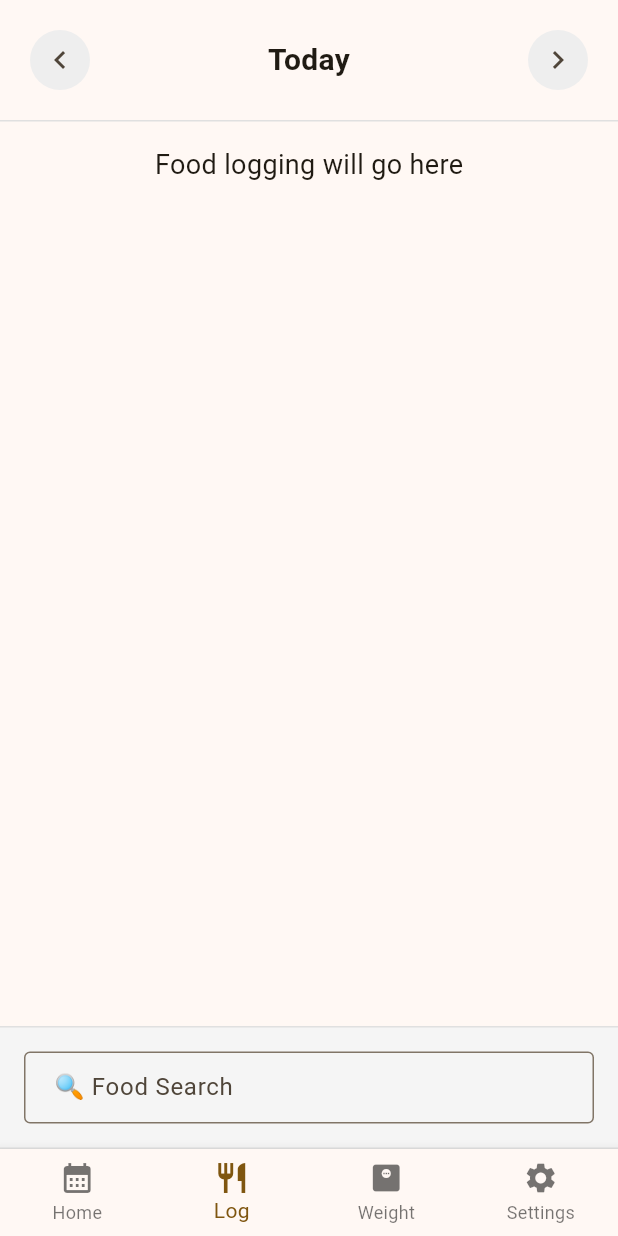
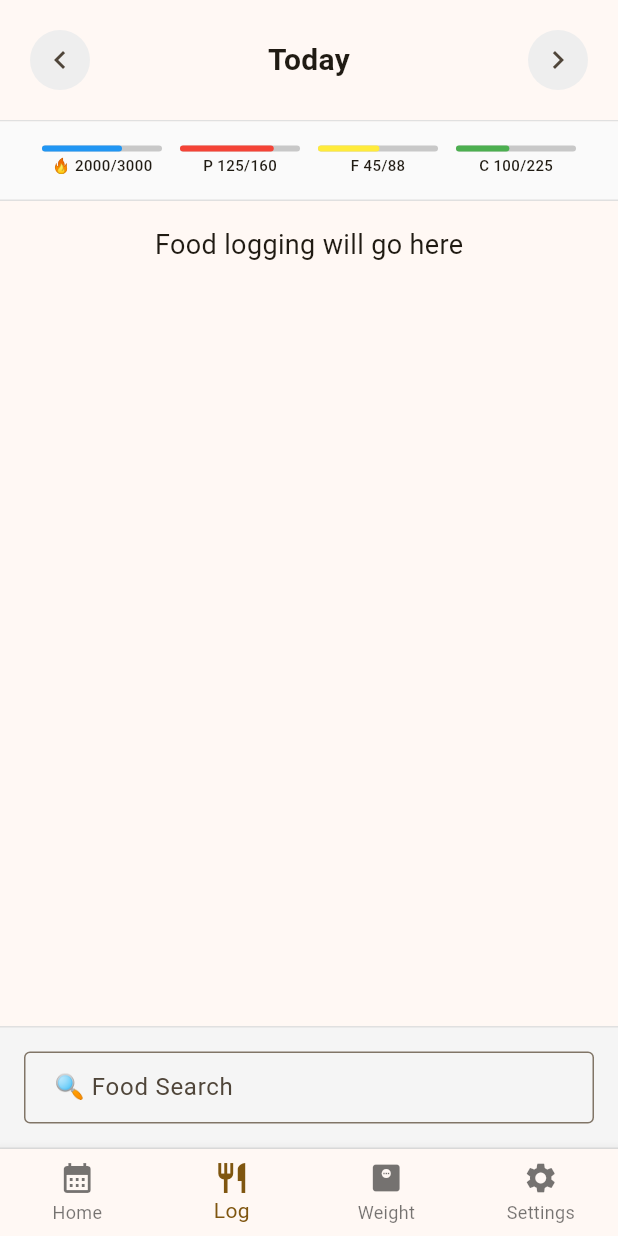
Before and after one commit to chadat23/free_cal_counter, a Flutter app: the screen it shows after launch, item 2 of the bottom bar chosen, on a phone screen of 412 x 824 dp. Run offline on Flutter 3.47's test engine with Material 3 defaults, Android fonts, the phone set to English and light mode, and no system bars; our stand-ins replace fl_chart.

Commit message:
log screen bar charts working

```diff
--- a/lib/screens/log_screen.dart
+++ b/lib/screens/log_screen.dart
@@ -1,4 +1,59 @@
 import 'package:flutter/material.dart';
+
+class HorizontalBarChart extends StatelessWidget {
+  final String character;
+  final int currentValue;
+  final int maxValue;
+  final Color barColor;
+
+  const HorizontalBarChart({
+    super.key,
+    required this.character,
+    required this.currentValue,
+    required this.maxValue,
+    required this.barColor,
+  });
+
+  @override
+  Widget build(BuildContext context) {
+    // Calculate the percentage (0.0 to 1.0)
+    final double percentage = maxValue > 0 ? (currentValue / maxValue).clamp(0.0, 1.0) : 0.0;
+
+    return Column(
+      children: [
+        // Horizontal bar chart
+        Container(
+          height: 4, // Much shorter - about 1mm
+          width: 80, // Reduced width to fit 4 across screen
+          decoration: BoxDecoration(
+            color: const Color.fromARGB(255, 200, 200, 200), // Background track color
+            borderRadius: BorderRadius.circular(2), // Much smaller radius
+          ),
+          child: Align(
+            alignment: Alignment.centerLeft,
+            child: Container(
+              height: 4,
+              width: 80 * percentage,
+              decoration: BoxDecoration(
+                color: barColor,
+                borderRadius: BorderRadius.circular(2), // Much smaller radius
+              ),
+            ),
+          ),
+        ),
+        const SizedBox(height: 2),
+        // Text display: "char num1/num2"
+        Text(
+          '$character $currentValue/$maxValue',
+          style: const TextStyle(
+            fontSize: 10, // Slightly smaller text
+            fontWeight: FontWeight.w500,
+          ),
+        ),
+      ],
+    );
+  }
+}
 
 class LogScreen extends StatefulWidget {
   const LogScreen({super.key});
@@ -51,7 +106,6 @@ class _LogScreenState extends State<LogScreen> {
   @override
   Widget build(BuildContext context) {
     return SafeArea(
-      child: SingleChildScrollView(
       child: Column(
         children: [
           // Header with date navigation
@@ -96,7 +150,50 @@ class _LogScreenState extends State<LogScreen> {
               ],
             ),
           ),
-            const Padding(
+          // Horizontal bar charts section (stays at top)
+          Container(
+            width: double.infinity,
+            padding: const EdgeInsets.all(16.0),
+            decoration: BoxDecoration(
+              color: Colors.grey[50],
+              border: Border(
+                bottom: BorderSide(color: Colors.grey[300]!),
+              ),
+            ),
+            child: Row(
+              mainAxisAlignment: MainAxisAlignment.spaceEvenly,
+              children: [
+                HorizontalBarChart(
+                  character: '🔥',
+                  currentValue: 2000,
+                  maxValue: 3000,
+                  barColor: Colors.blue,
+                ),
+                HorizontalBarChart(
+                  character: 'P',
+                  currentValue: 125,
+                  maxValue: 160,
+                  barColor: Colors.red,
+                ),
+                HorizontalBarChart(
+                  character: 'F',
+                  currentValue: 45,
+                  maxValue: 88,
+                  barColor: Colors.yellow,
+                ),
+                HorizontalBarChart(
+                  character: 'C',
+                  currentValue: 100,
+                  maxValue: 225,
+                  barColor: Colors.green,
+                ),
+              ],
+            ),
+          ),
+          // Scrollable content below
+          Expanded(
+            child: SingleChildScrollView(
+              child: const Padding(
                 padding: EdgeInsets.all(16.0),
                 child: Center(
                   child: Text(
@@ -105,8 +202,9 @@ class _LogScreenState extends State<LogScreen> {
                   ),
                 ),
               ),
+            ),
+          ),
         ],
-        ),
       ),
     );
   }
--- a/lib/screens/weight_screen.dart
+++ b/lib/screens/weight_screen.dart
@@ -71,6 +71,12 @@ class _WeightScreenState extends State<WeightScreen> {
   @override
   Widget build(BuildContext context) {
     return SafeArea(
+      child: GestureDetector(
+        onTap: () {
+          // Dismiss keyboard when tapping anywhere
+          FocusScope.of(context).unfocus();
+        },
+        behavior: HitTestBehavior.opaque,
         child: Column(
           children: [
             // Header with Weight title
@@ -151,6 +157,7 @@ class _WeightScreenState extends State<WeightScreen> {
               ),
           ],
         ),
+      ),
     );
   }
 }
```
Lines whose indentation alone changed are shown as unchanged.
